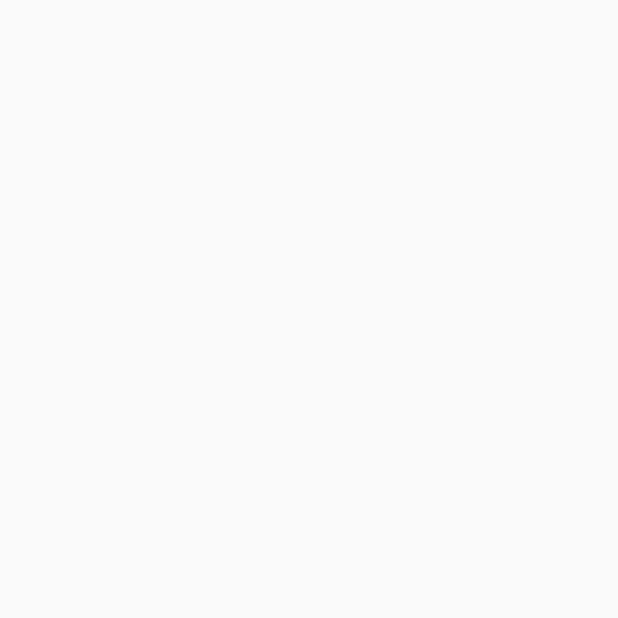
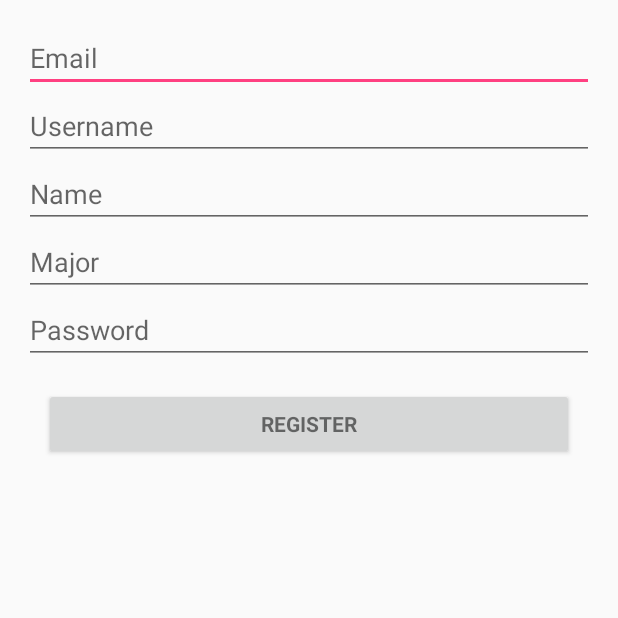
Before and after one commit to Labanowski/Movie-Recommender-Using-Rotten-Tomatoes, an Android app: the Register screen opened directly, with no data from a screen before it, on a phone screen of 412 x 824 dp, the top half of it. Before the commit the part shown is empty. Run offline under Robolectric (Android 15) with nearby library versions, the phone set to English and light mode, and no system bars.

Commit message:
Update register.xml

```diff
--- a/app/src/main/res/layout/register.xml
+++ b/app/src/main/res/layout/register.xml
@@ -1,6 +1,62 @@
-<?xml version="1.0" encoding="utf-8"?>
 <LinearLayout xmlns:android="http://schemas.android.com/apk/res/android"
-    android:orientation="vertical" android:layout_width="match_parent"
-    android:layout_height="match_parent">
+              xmlns:tools="http://schemas.android.com/tools" android:layout_width="match_parent"
+              android:layout_height="match_parent" android:gravity="center_horizontal"
+              android:orientation="vertical" android:paddingBottom="@dimen/activity_vertical_margin"
+              android:paddingLeft="@dimen/activity_horizontal_margin"
+              android:paddingRight="@dimen/activity_horizontal_margin"
+              android:paddingTop="@dimen/activity_vertical_margin" tools:context=".Register"
+              android:weightSum="1">
 
-</LinearLayout>
+
+
+
+            <EditText             android:id="@+id/eEmailView"
+                                  android:layout_width="match_parent"
+                                  android:layout_height="wrap_content"
+                                  android:hint="Email"
+                                  android:maxLines="1"
+                                  android:singleLine="true"
+                                  android:imeOptions="actionNext"/>
+
+            <EditText             android:id="@+id/eUsernameView"
+                                  android:layout_width="match_parent"
+                                  android:layout_height="wrap_content"
+                                  android:hint="Username"
+                                  android:imeOptions="actionNext"
+                                  android:singleLine="true"
+                                  android:maxLines="1"/>
+
+            <EditText             android:id="@+id/eNameView"
+                                  android:layout_width="match_parent"
+                                  android:layout_height="wrap_content"
+                                  android:hint="Name"
+                                  android:imeOptions="actionNext"
+                                  android:maxLines="1"
+                                  android:singleLine="true"/>
+
+            <EditText             android:id="@+id/eMajorView"
+                                  android:layout_width="match_parent"
+                                  android:layout_height="wrap_content"
+                                  android:hint="Major"
+                                  android:imeOptions="actionNext"
+                                  android:maxLines="1"
+                                  android:singleLine="true"/>
+
+
+            <EditText             android:id="@+id/ePasswordView"
+                                  android:layout_width="match_parent"
+                                  android:layout_height="wrap_content"
+                                  android:hint="Password"
+                                  android:imeOptions="actionNext"
+                                  android:maxLines="1"
+                                  android:singleLine="true" />
+
+            <Button android:id="@+id/registerButton" style="?android:textAppearanceSmall"
+                    android:layout_width="353dp" android:layout_height="wrap_content"
+                    android:layout_marginTop="16dp"
+                    android:textStyle="bold"
+                    android:text="Register"
+                    android:onClick="register"/>
+
+
+        </LinearLayout>
```
